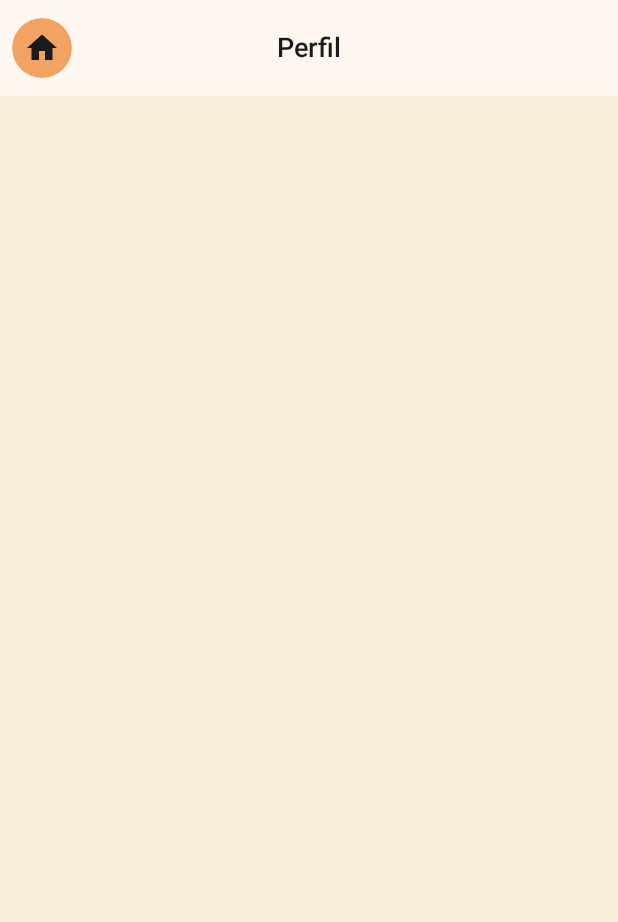
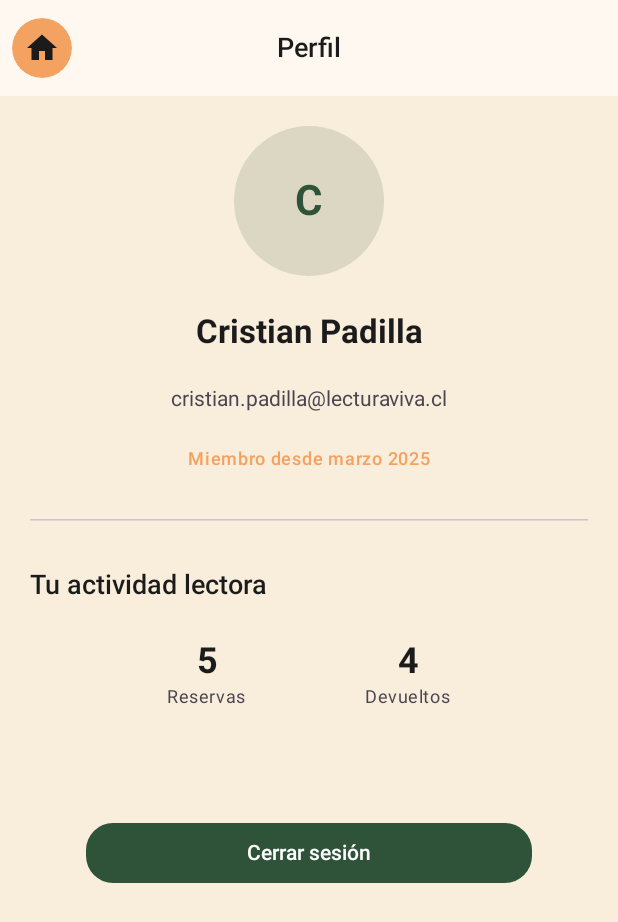
Before and after one commit to tian88crys/LecturaVivaApp, an Android app built with Jetpack Compose: the ProfileScreen screen opened through its navigation route, on a phone screen of 412 x 824 dp. Shown: the top 922 px of the screen. Run offline under Robolectric (Android 15) with nearby library versions, the phone set to English and light mode, and no system bars.

Commit message:
Update ProfileScreen.kt
se sube un perfil sample.

```diff
--- a/app/src/main/java/com/lecturaviva/app/ui/screens/ProfileScreen.kt
+++ b/app/src/main/java/com/lecturaviva/app/ui/screens/ProfileScreen.kt
@@ -1,20 +1,133 @@
 package com.lecturaviva.app.ui.screens
 
-import androidx.compose.foundation.layout.Column
-import androidx.compose.foundation.layout.padding
-import androidx.compose.material3.Scaffold
+import androidx.compose.foundation.layout.*
+import androidx.compose.foundation.shape.CircleShape
+import androidx.compose.material3.*
 import androidx.compose.runtime.Composable
+import androidx.compose.runtime.remember
+import androidx.compose.ui.Alignment
 import androidx.compose.ui.Modifier
+import androidx.compose.ui.draw.clip
+import androidx.compose.ui.text.font.FontWeight
+import androidx.compose.ui.text.style.TextAlign
+import androidx.compose.ui.unit.dp
 import androidx.navigation.NavHostController
 import com.lecturaviva.app.ui.components.TopBarWithHome
 
+// Modelo simple para datos del perfil
+data class UserProfile(
+    val name: String,
+    val email: String,
+    val joined: String,
+    val booksReserved: Int,
+    val booksReturned: Int
+)
+
+// Datos de ejemplo (mock)
+fun sampleUser() = UserProfile(
+    name = "Cristian Padilla",
+    email = "cristian.padilla@lecturaviva.cl",
+    joined = "Miembro desde marzo 2025",
+    booksReserved = 5,
+    booksReturned = 4
+)
+
+@Composable
+private fun ProfileStat(label: String, value: Int) {
+    Column(horizontalAlignment = Alignment.CenterHorizontally) {
+        Text(
+            text = value.toString(),
+            style = MaterialTheme.typography.headlineSmall,
+            fontWeight = FontWeight.Bold
+        )
+        Text(
+            text = label,
+            style = MaterialTheme.typography.bodySmall,
+            color = MaterialTheme.colorScheme.onSurfaceVariant
+        )
+    }
+}
+
 @Composable
 fun ProfileScreen(nav: NavHostController) {
+    val user = remember { sampleUser() }
+
     Scaffold(
         topBar = { TopBarWithHome(title = "Perfil", nav = nav) }
     ) { padding ->
-        Column(Modifier.padding(padding)) {
-            // ... tu contenido
+        Column(
+            modifier = Modifier
+                .padding(padding)
+                .padding(20.dp)
+                .fillMaxSize(),
+            horizontalAlignment = Alignment.CenterHorizontally,
+            verticalArrangement = Arrangement.spacedBy(24.dp)
+        ) {
+            // Avatar
+            Surface(
+                modifier = Modifier
+                    .size(100.dp)
+                    .clip(CircleShape),
+                color = MaterialTheme.colorScheme.primary.copy(alpha = 0.15f)
+            ) {
+                Box(contentAlignment = Alignment.Center, modifier = Modifier.fillMaxSize()) {
+                    Text(
+                        text = user.name.first().toString(),
+                        style = MaterialTheme.typography.headlineMedium,
+                        fontWeight = FontWeight.Bold,
+                        color = MaterialTheme.colorScheme.primary
+                    )
+                }
+            }
+
+            // Nombre y correo
+            Text(
+                text = user.name,
+                style = MaterialTheme.typography.titleLarge,
+                fontWeight = FontWeight.Bold
+            )
+            Text(
+                text = user.email,
+                style = MaterialTheme.typography.bodyMedium,
+                color = MaterialTheme.colorScheme.onSurfaceVariant,
+                textAlign = TextAlign.Center
+            )
+            Text(
+                text = user.joined,
+                style = MaterialTheme.typography.labelMedium,
+                color = MaterialTheme.colorScheme.secondary
+            )
+
+            HorizontalDivider(modifier = Modifier.padding(vertical = 8.dp))
+
+            // Estadísticas de lectura
+            Text(
+                text = "Tu actividad lectora",
+                style = MaterialTheme.typography.titleMedium,
+                fontWeight = FontWeight.SemiBold,
+                modifier = Modifier.fillMaxWidth()
+            )
+
+            Row(
+                modifier = Modifier
+                    .fillMaxWidth()
+                    .padding(horizontal = 12.dp),
+                horizontalArrangement = Arrangement.SpaceEvenly
+            ) {
+                ProfileStat("Reservas", user.booksReserved)
+                ProfileStat("Devueltos", user.booksReturned)
+            }
+
+            Spacer(modifier = Modifier.height(24.dp))
+
+            // Botón de cierre de sesión (placeholder)
+            Button(
+                onClick = { /* aquí podrías volver al login o limpiar DataStore */ },
+                modifier = Modifier.fillMaxWidth(0.8f),
+                shape = MaterialTheme.shapes.large
+            ) {
+                Text("Cerrar sesión")
+            }
         }
     }
 }
```
